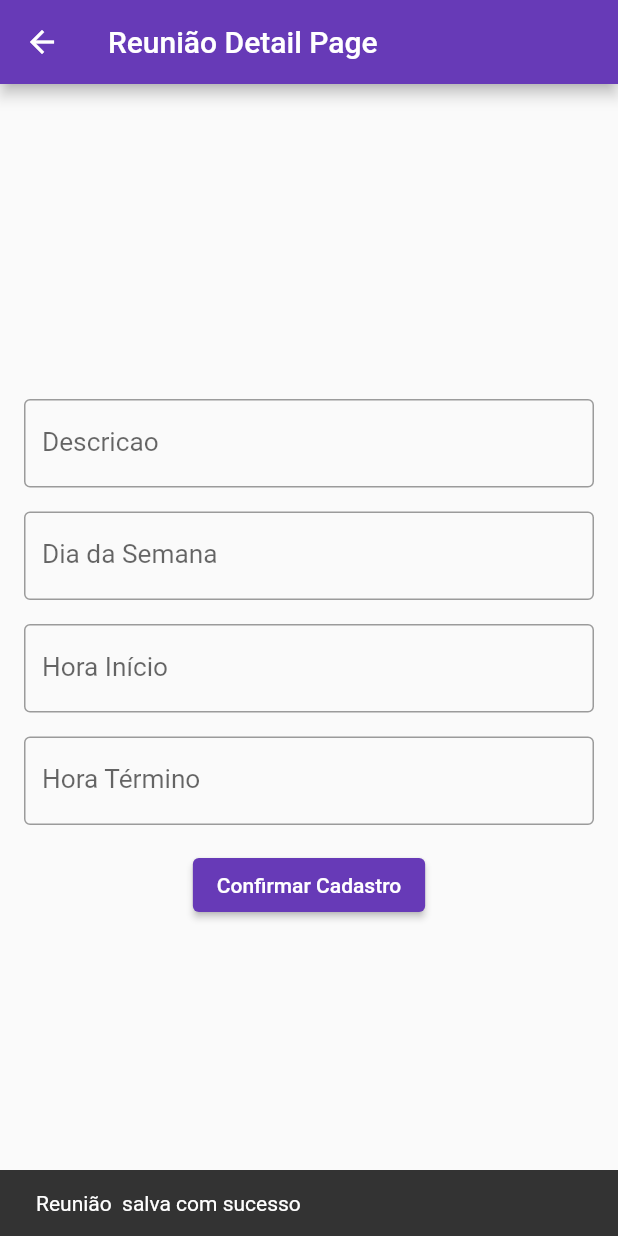
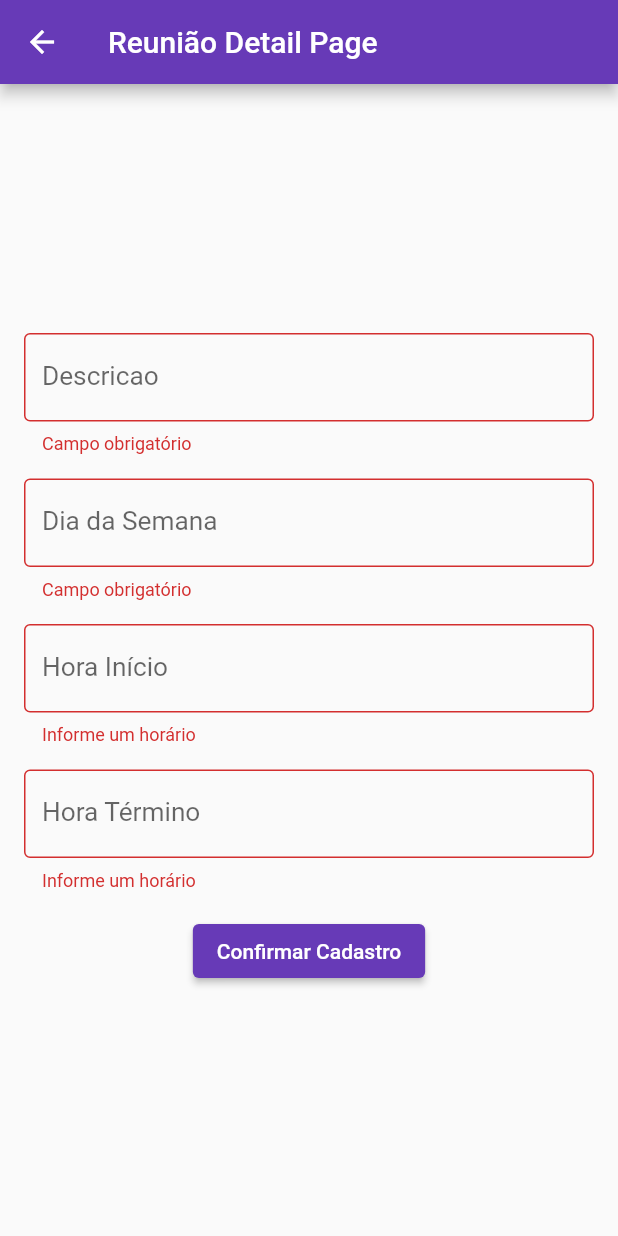
Before and after one commit to NEMJ/reunioes, a Flutter app: the ReuniaoDetailPage screen opened directly, after a tap on "Confirmar Cadastro", on a phone screen of 412 x 824 dp. Run offline on Flutter 3.47's test engine with Material 2 defaults, Android fonts, the phone set to English and light mode, and no system bars; our stand-ins replace cloud_firestore, firebase_core, mask_text_input_formatter, page_transition; accounts and stored records are empty.

Commit message:
restrictions added to meeting page

```diff
--- a/lib/pages/reuniao/reuniao_detail_page.dart
+++ b/lib/pages/reuniao/reuniao_detail_page.dart
@@ -2,6 +2,7 @@ import 'package:cloud_firestore/cloud_firestore.dart';
 import 'package:flutter/material.dart';
 import 'package:reunioes/models/reuniao_model.dart';
 import 'package:uuid/uuid.dart';
+import 'package:mask_text_input_formatter/mask_text_input_formatter.dart';
 
 class ReuniaoDetailPage extends StatefulWidget {
   ReuniaoDetailPage({
@@ -26,6 +27,20 @@ class _ReuniaoDetailPageState extends State<ReuniaoDetailPage> {
   // Instância do banco Cloud Firestore
   FirebaseFirestore db = FirebaseFirestore.instance;
 
+  // GlobalKey para a validação do formulário de cadastro de reuniões
+  final _formKey = GlobalKey<FormState>();
+
+  // Máscara do campo de horario início / término
+  final horario = MaskTextInputFormatter(
+    mask: '*#:&#',
+    filter: {
+      '#': RegExp(r'[0-9]'),
+      '*': RegExp(r'[0-2]'),
+      '&': RegExp(r'[0-5]'),
+    },
+    type: MaskAutoCompletionType.eager,
+  );
+
   @override
   void initState() {
     /*
@@ -45,6 +60,8 @@ class _ReuniaoDetailPageState extends State<ReuniaoDetailPage> {
       ),
       body: Padding(
         padding: const EdgeInsets.all(16.0),
+        child: Form(
+          key: _formKey,
           child: Column(
             mainAxisAlignment: MainAxisAlignment.center,
             children: [
@@ -55,7 +72,7 @@ class _ReuniaoDetailPageState extends State<ReuniaoDetailPage> {
                     // Cada um dos campos de texto tem esse mesmo padrão
                     Padding(
                       padding: const EdgeInsets.only(bottom: 16.0),
-                    child: TextField(
+                      child: TextFormField(
                         controller: _descricaoController,
                         decoration: const InputDecoration(
                           labelText: 'Descricao',
@@ -63,39 +80,79 @@ class _ReuniaoDetailPageState extends State<ReuniaoDetailPage> {
                           labelStyle: TextStyle(fontSize: 17.5),
                           border: OutlineInputBorder(),
                         ),
+                        validator: (value) {
+                          if(value == null || value.isEmpty) {
+                            return 'Campo obrigatório';
+                          } else if(value.length > 30) {
+                            return 'Máximo 30 caracteres';
+                          } else {
+                            return null;
+                          }
+                        },
                       ),
                     ),
                     Padding(
                       padding: const EdgeInsets.only(bottom: 16.0),
-                    child: TextField(
+                      child: TextFormField(
                         controller: _diaSemanaController,
                         decoration: const InputDecoration(
                           labelText: 'Dia da Semana',
                           labelStyle: TextStyle(fontSize: 17.5),
                           border: OutlineInputBorder(),
                         ),
+                        validator: (value) {
+                          if(value == null || value.isEmpty) {
+                            return 'Campo obrigatório';
+                          } else if(value.length < 3) {
+                            return 'Mínimo 3 caracteres';
+                          } else if(value.length > 7){
+                            return 'Máxmio 7 caracteres';
+                          } else {
+                            return null;
+                          }
+                        }
                       ),
                     ),
                     Padding(
                       padding: const EdgeInsets.only(bottom: 16.0),
-                    child: TextField(
+                      child: TextFormField(
                         controller: _horarioInicioController,
                         decoration: const InputDecoration(
                           labelText: 'Hora Início',
                           labelStyle: TextStyle(fontSize: 17.5),
                           border: OutlineInputBorder(),
                         ),
+                        inputFormatters: [ horario ], // Máscara específica do campo
+                        validator: (value) {
+                          if(value == null || value.isEmpty) {
+                            return 'Informe um horário';
+                          } else if(value.length < 5) {
+                            return 'Hora inválida';
+                          } else {
+                            return null;
+                          }
+                        },
                       ),
                     ),
                     Padding(
                       padding: const EdgeInsets.only(bottom: 16.0),
-                    child: TextField(
+                      child: TextFormField(
                         controller: _horarioTerminoController,
                         decoration: const InputDecoration(
                           labelText: 'Hora Término',
                           labelStyle: TextStyle(fontSize: 17.5),
                           border: OutlineInputBorder(),
                         ),
+                        inputFormatters: [ horario ], // Máscara específica do campo
+                        validator: (value) {
+                          if(value == null || value.isEmpty) {
+                            return 'Informe um horário';
+                          } else if(value.length < 5) {
+                            return 'Hora inválida';
+                          } else {
+                            return null;
+                          }
+                        },
                       ),
                     ),
                   ],
@@ -134,6 +191,7 @@ class _ReuniaoDetailPageState extends State<ReuniaoDetailPage> {
             ],
           ),
         ),
+      ),
     );
   }
 
@@ -162,22 +220,25 @@ class _ReuniaoDetailPageState extends State<ReuniaoDetailPage> {
 
   // Atualização do documento selecionado no registro da tela anterior
   void update(String id) {
+    if(_formKey.currentState!.validate()) {
       // Atualização de todos os campos no registro passado à esta página por parâmetro
       db.collection('reunioes').doc(id).update({
         'descricao': _descricaoController.text,
         'diaSemana': _diaSemanaController.text,
         'horarioInicio': _horarioInicioController.text,
         'horarioTermino': _horarioTerminoController.text
-    // confirmação visual de sucesso
+      // Confirmação visual de sucesso
       }).then((value) => ScaffoldMessenger.of(context).showSnackBar(
         SnackBar(
-        content: Text("Reunião ${_descricaoController.text} atualizada com sucesso"),
+          content: Text("Reunião '${_descricaoController.text}' atualizada com sucesso"),
         ),
       ));
+    }
   }
 
   // Envio de dados para o banco e tratamento interno dos TextFields
   void sendData() {
+    if(_formKey.currentState!.validate()) {
       // Geração do ID aleatório
       String id = const Uuid().v1();
 
@@ -191,7 +252,7 @@ class _ReuniaoDetailPageState extends State<ReuniaoDetailPage> {
       // Confirmação visual de sucesso
       }).then((value) => ScaffoldMessenger.of(context).showSnackBar(
         SnackBar(
-        content: Text("Reunião ${_descricaoController.text} salva com sucesso"),
+          content: Text("Reunião '${_descricaoController.text}' salva com sucesso"),
         ),
       ));
 
@@ -202,3 +263,4 @@ class _ReuniaoDetailPageState extends State<ReuniaoDetailPage> {
       _horarioTerminoController.text = '';
     }
   }
+}
--- a/pubspec.yaml
+++ b/pubspec.yaml
@@ -39,6 +39,7 @@ dependencies:
   firebase_database: ^9.0.16
   uuid: ^3.0.6
   cloud_firestore: ^3.1.18
+  mask_text_input_formatter: ^2.3.0
 
 dev_dependencies:
   flutter_test:
```
Also changed, not shown: pubspec.lock. Lines whose indentation alone changed are shown as unchanged.
